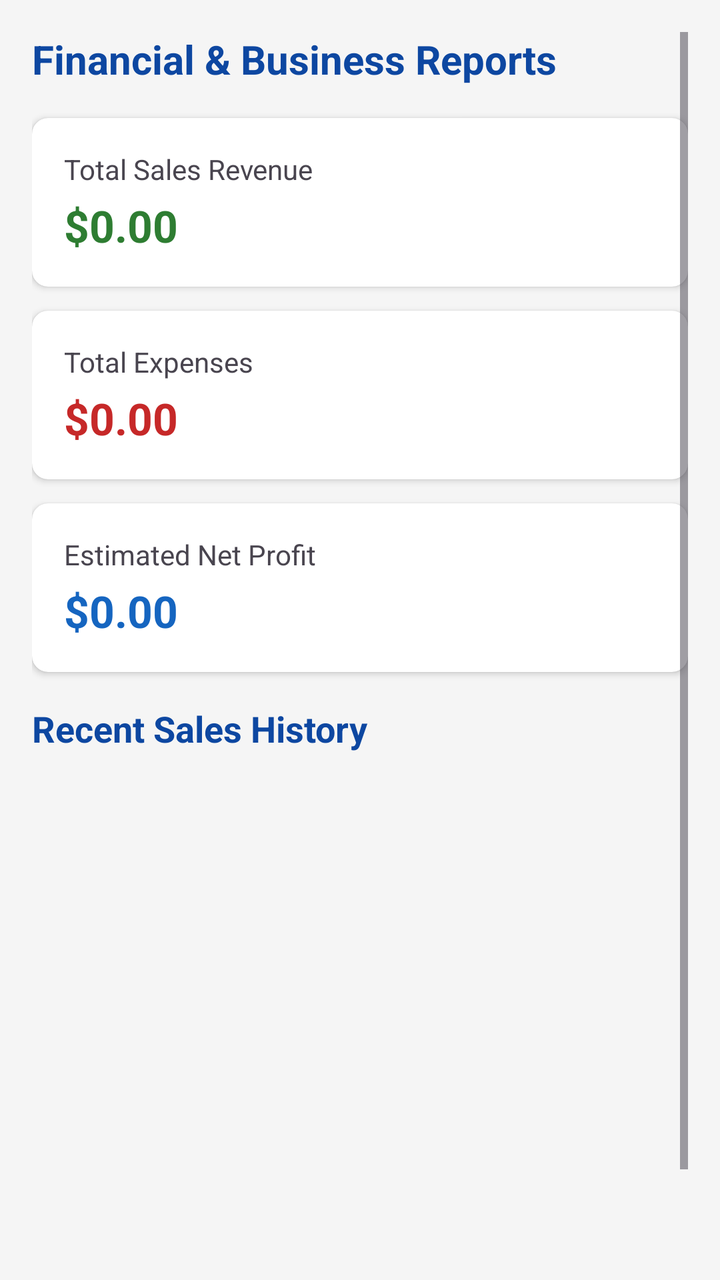
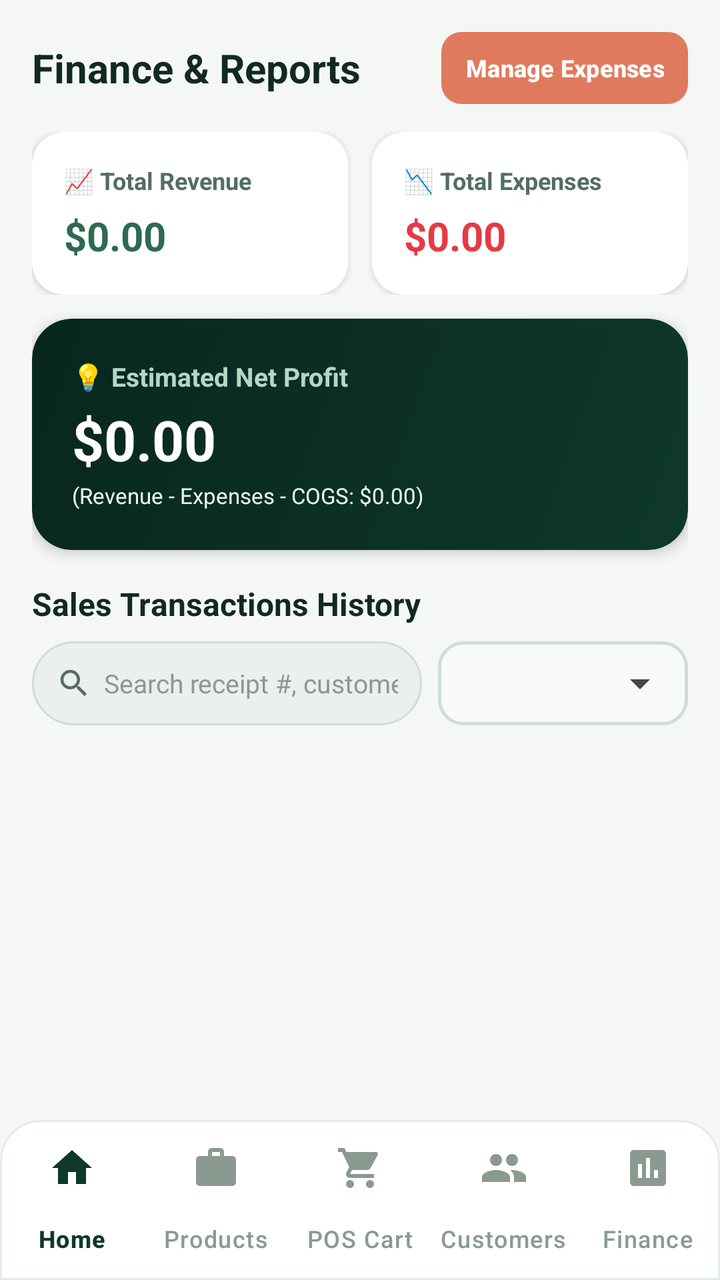

Before-and-after screenshots of an Android layout around one commit, followed by the original layout XML and the change that was made.
<!-- AndroidManifest.xml: application theme Theme.SmartShopManager -->
<!-- res/layout/activity_reports.xml -->
<?xml version="1.0" encoding="utf-8"?>
<ScrollView xmlns:android="http://schemas.android.com/apk/res/android"
    xmlns:app="http://schemas.android.com/apk/res-auto"
    android:layout_width="match_parent"
    android:layout_height="match_parent"
    android:background="@color/background"
    android:padding="16dp">

    <LinearLayout
        android:layout_width="match_parent"
        android:layout_height="wrap_content"
        android:orientation="vertical">

        <TextView
            android:layout_width="match_parent"
            android:layout_height="wrap_content"
            android:text="Financial &amp; Business Reports"
            android:textSize="20sp"
            android:textStyle="bold"
            android:textColor="@color/primary_dark"
            android:layout_marginBottom="16dp" />

        
        <androidx.cardview.widget.CardView
            android:layout_width="match_parent"
            android:layout_height="wrap_content"
            android:layout_marginBottom="12dp"
            app:cardCornerRadius="8dp"
            app:cardElevation="2dp">

            <LinearLayout
                android:layout_width="match_parent"
                android:layout_height="wrap_content"
                android:orientation="vertical"
                android:padding="16dp">

                <TextView
                    android:layout_width="wrap_content"
                    android:layout_height="wrap_content"
                    android:text="Total Sales Revenue"
                    android:textSize="14sp" />

                <TextView
                    android:id="@+id/tvReportRevenue"
                    android:layout_width="wrap_content"
                    android:layout_height="wrap_content"
                    android:text="$0.00"
                    android:textColor="@color/success"
                    android:textSize="22sp"
                    android:textStyle="bold"
                    android:layout_marginTop="4dp" />
            </LinearLayout>
        </androidx.cardview.widget.CardView>

        
        <androidx.cardview.widget.CardView
            android:layout_width="match_parent"
            android:layout_height="wrap_content"
            android:layout_marginBottom="12dp"
            app:cardCornerRadius="8dp"
            app:cardElevation="2dp">

            <LinearLayout
                android:layout_width="match_parent"
                android:layout_height="wrap_content"
                android:orientation="vertical"
                android:padding="16dp">

                <TextView
                    android:layout_width="wrap_content"
                    android:layout_height="wrap_content"
                    android:text="Total Expenses"
                    android:textSize="14sp" />

                <TextView
                    android:id="@+id/tvReportExpenses"
                    android:layout_width="wrap_content"
                    android:layout_height="wrap_content"
                    android:text="$0.00"
                    android:textColor="@color/error"
                    android:textSize="22sp"
                    android:textStyle="bold"
                    android:layout_marginTop="4dp" />
            </LinearLayout>
        </androidx.cardview.widget.CardView>

        
        <androidx.cardview.widget.CardView
            android:layout_width="match_parent"
            android:layout_height="wrap_content"
            android:layout_marginBottom="16dp"
            app:cardCornerRadius="8dp"
            app:cardElevation="2dp">

            <LinearLayout
                android:layout_width="match_parent"
                android:layout_height="wrap_content"
                android:orientation="vertical"
                android:padding="16dp">

                <TextView
                    android:layout_width="wrap_content"
                    android:layout_height="wrap_content"
                    android:text="Estimated Net Profit"
                    android:textSize="14sp" />

                <TextView
                    android:id="@+id/tvReportProfit"
                    android:layout_width="wrap_content"
                    android:layout_height="wrap_content"
                    android:text="$0.00"
                    android:textColor="@color/primary"
                    android:textSize="22sp"
                    android:textStyle="bold"
                    android:layout_marginTop="4dp" />
            </LinearLayout>
        </androidx.cardview.widget.CardView>

        <TextView
            android:layout_width="match_parent"
            android:layout_height="wrap_content"
            android:text="Recent Sales History"
            android:textSize="18sp"
            android:textStyle="bold"
            android:textColor="@color/primary_dark"
            android:layout_marginBottom="8dp" />

        <androidx.recyclerview.widget.RecyclerView
            android:id="@+id/recyclerViewSalesHistory"
            android:layout_width="match_parent"
            android:layout_height="300dp"
            android:nestedScrollingEnabled="false" />

    </LinearLayout>

</ScrollView>
<!-- resources referenced by this layout -->
<resources>
  <color name="background">#F5F5F5</color>
  <color name="error">#C62828</color>
  <color name="primary">#1565C0</color>
  <color name="primary_dark">#0D47A1</color>
  <color name="success">#2E7D32</color>
  <style name="Theme.SmartShopManager" parent="Theme.Material3.DayNight.NoActionBar">
          <item name="colorPrimary">@color/primary</item>
          <item name="colorPrimaryDark">@color/primary_dark</item>
          <item name="colorSecondary">@color/accent</item>
          <item name="android:windowBackground">@color/background</item>
      </style>
  <color name="accent">#FF6F00</color>
</resources>

<!-- the commit's change to res/layout/activity_reports.xml (unified diff, before → after) -->
@@ -1,136 +1,279 @@
 <?xml version="1.0" encoding="utf-8"?>
-<ScrollView xmlns:android="http://schemas.android.com/apk/res/android"
+<LinearLayout xmlns:android="http://schemas.android.com/apk/res/android"
     xmlns:app="http://schemas.android.com/apk/res-auto"
     android:layout_width="match_parent"
     android:layout_height="match_parent"
     android:background="@color/background"
-    android:padding="16dp">
-
-    <LinearLayout
+    android:orientation="vertical">
+
+    <androidx.core.widget.NestedScrollView
         android:layout_width="match_parent"
-        android:layout_height="wrap_content"
-        android:orientation="vertical">
-
-        <TextView
+        android:layout_height="0dp"
+        android:layout_weight="1"
+        android:clipToPadding="false"
+        android:padding="16dp">
+
+        <LinearLayout
             android:layout_width="match_parent"
             android:layout_height="wrap_content"
-            android:text="Financial &amp; Business Reports"
-            android:textSize="20sp"
-            android:textStyle="bold"
-            android:textColor="@color/primary_dark"
-            android:layout_marginBottom="16dp" />
-
-        
-        <androidx.cardview.widget.CardView
-            android:layout_width="match_parent"
-            android:layout_height="wrap_content"
-            android:layout_marginBottom="12dp"
-            app:cardCornerRadius="8dp"
-            app:cardElevation="2dp">
-
+            android:orientation="vertical">
+
+            
             <LinearLayout
                 android:layout_width="match_parent"
                 android:layout_height="wrap_content"
-                android:orientation="vertical"
-                android:padding="16dp">
+                android:layout_marginBottom="14dp"
+                android:gravity="center_vertical"
+                android:orientation="horizontal">
 
                 <TextView
+                    android:layout_width="0dp"
+                    android:layout_height="wrap_content"
+                    android:layout_weight="1"
+                    android:text="Finance &amp; Reports"
+                    android:textColor="@color/text_primary"
+                    android:textSize="20sp"
+                    android:textStyle="bold" />
+
+                <com.google.android.material.button.MaterialButton
+                    android:id="@+id/btnReportsManageExpenses"
                     android:layout_width="wrap_content"
-                    android:layout_height="wrap_content"
-                    android:text="Total Sales Revenue"
-                    android:textSize="14sp" />
-
-                <TextView
-                    android:id="@+id/tvReportRevenue"
-                    android:layout_width="wrap_content"
-                    android:layout_height="wrap_content"
-                    android:text="$0.00"
-                    android:textColor="@color/success"
-                    android:textSize="22sp"
+                    android:layout_height="36dp"
+                    android:insetTop="0dp"
+                    android:insetBottom="0dp"
+                    android:minHeight="0dp"
+                    android:paddingHorizontal="12dp"
+                    android:text="Manage Expenses"
+                    android:textSize="12sp"
                     android:textStyle="bold"
-                    android:layout_marginTop="4dp" />
+                    app:backgroundTint="@color/accent_warm"
+                    app:cornerRadius="10dp" />
             </LinearLayout>
-        </androidx.cardview.widget.CardView>
-
-        
-        <androidx.cardview.widget.CardView
-            android:layout_width="match_parent"
-            android:layout_height="wrap_content"
-            android:layout_marginBottom="12dp"
-            app:cardCornerRadius="8dp"
-            app:cardElevation="2dp">
-
+
+            
             <LinearLayout
                 android:layout_width="match_parent"
                 android:layout_height="wrap_content"
-                android:orientation="vertical"
-                android:padding="16dp">
-
-                <TextView
-                    android:layout_width="wrap_content"
-                    android:layout_height="wrap_content"
-                    android:text="Total Expenses"
-                    android:textSize="14sp" />
-
-                <TextView
-                    android:id="@+id/tvReportExpenses"
-                    android:layout_width="wrap_content"
-                    android:layout_height="wrap_content"
-                    android:text="$0.00"
-                    android:textColor="@color/error"
-                    android:textSize="22sp"
-                    android:textStyle="bold"
-                    android:layout_marginTop="4dp" />
+                android:layout_marginBottom="12dp"
+                android:orientation="horizontal">
+
+                <androidx.cardview.widget.CardView
+                    android:layout_width="0dp"
+                    android:layout_height="wrap_content"
+                    android:layout_marginEnd="6dp"
+                    android:layout_weight="1"
+                    app:cardBackgroundColor="@color/card_background"
+                    app:cardCornerRadius="16dp"
+                    app:cardElevation="2dp">
+
+                    <LinearLayout
+                        android:layout_width="match_parent"
+                        android:layout_height="wrap_content"
+                        android:orientation="vertical"
+                        android:padding="16dp">
+
+                        <TextView
+                            android:layout_width="wrap_content"
+                            android:layout_height="wrap_content"
+                            android:text="📈 Total Revenue"
+                            android:textColor="@color/text_secondary"
+                            android:textSize="12sp"
+                            android:textStyle="bold" />
+
+                        <TextView
+                            android:id="@+id/tvReportRevenue"
+                            android:layout_width="wrap_content"
+                            android:layout_height="wrap_content"
+                            android:layout_marginTop="6dp"
+                            android:text="$0.00"
+                            android:textColor="@color/success"
+                            android:textSize="20sp"
+                            android:textStyle="bold" />
+                    </LinearLayout>
+                </androidx.cardview.widget.CardView>
+
+                <androidx.cardview.widget.CardView
+                    android:id="@+id/cardReportExpenses"
+                    android:layout_width="0dp"
+                    android:layout_height="wrap_content"
+                    android:layout_marginStart="6dp"
+                    android:layout_weight="1"
+                    android:clickable="true"
+                    android:focusable="true"
+                    app:cardBackgroundColor="@color/card_background"
+                    app:cardCornerRadius="16dp"
+                    app:cardElevation="2dp">
+
+                    <LinearLayout
+                        android:layout_width="match_parent"
+                        android:layout_height="wrap_content"
+                        android:orientation="vertical"
+                        android:padding="16dp">
+
+                        <TextView
+                            android:layout_width="wrap_content"
+                            android:layout_height="wrap_content"
+                            android:text="📉 Total Expenses"
+                            android:textColor="@color/text_secondary"
+                            android:textSize="12sp"
+                            android:textStyle="bold" />
+
+                        <TextView
+                            android:id="@+id/tvReportExpenses"
+                            android:layout_width="wrap_content"
+                            android:layout_height="wrap_content"
+                            android:layout_marginTop="6dp"
+                            android:text="$0.00"
+                            android:textColor="@color/error"
+                            android:textSize="20sp"
+                            android:textStyle="bold" />
+                    </LinearLayout>
+                </androidx.cardview.widget.CardView>
             </LinearLayout>
-        </androidx.cardview.widget.CardView>
-
-        
-        <androidx.cardview.widget.CardView
-            android:layout_width="match_parent"
-            android:layout_height="wrap_content"
-            android:layout_marginBottom="16dp"
-            app:cardCornerRadius="8dp"
-            app:cardElevation="2dp">
-
+
+            
+            <androidx.cardview.widget.CardView
+                android:id="@+id/cardNetProfit"
+                android:layout_width="match_parent"
+                android:layout_height="wrap_content"
+                android:layout_marginBottom="16dp"
+                app:cardCornerRadius="20dp"
+                app:cardElevation="4dp"
+                app:cardPreventCornerOverlap="false">
+
+                <RelativeLayout
+                    android:layout_width="match_parent"
+                    android:layout_height="wrap_content"
+                    android:background="@drawable/hero_header_bg"
+                    android:padding="20dp">
+
+                    <LinearLayout
+                        android:layout_width="match_parent"
+                        android:layout_height="wrap_content"
+                        android:orientation="vertical">
+
+                        <TextView
+                            android:layout_width="wrap_content"
+                            android:layout_height="wrap_content"
+                            android:text="💡 Estimated Net Profit"
+                            android:textColor="#B2D8C6"
+                            android:textSize="13sp"
+                            android:textStyle="bold" />
+
+                        <TextView
+                            android:id="@+id/tvReportProfit"
+                            android:layout_width="wrap_content"
+                            android:layout_height="wrap_content"
+                            android:layout_marginTop="4dp"
+                            android:text="$0.00"
+                            android:textColor="@color/white"
+                            android:textSize="28sp"
+                            android:textStyle="bold" />
+
+                        <TextView
+                            android:id="@+id/tvReportCogsBreakdown"
+                            android:layout_width="wrap_content"
+                            android:layout_height="wrap_content"
+                            android:layout_marginTop="2dp"
+                            android:text="(Revenue - Expenses - COGS: $0.00)"
+                            android:textColor="#E8F5E9"
+                            android:textSize="11sp" />
+                    </LinearLayout>
+                </RelativeLayout>
+            </androidx.cardview.widget.CardView>
+
+            <TextView
+                android:layout_width="match_parent"
+                android:layout_height="wrap_content"
+                android:layout_marginBottom="8dp"
+                android:text="Sales Transactions History"
+                android:textColor="@color/text_primary"
+                android:textSize="16sp"
+                android:textStyle="bold" />
+
+            
             <LinearLayout
                 android:layout_width="match_parent"
                 android:layout_height="wrap_content"
-                android:orientation="vertical"
-                android:padding="16dp">
-
-                <TextView
-                    android:layout_width="wrap_content"
-                    android:layout_height="wrap_content"
-                    android:text="Estimated Net Profit"
-                    android:textSize="14sp" />
-
-                <TextView
-                    android:id="@+id/tvReportProfit"
-                    android:layout_width="wrap_content"
-                    android:layout_height="wrap_content"
-                    android:text="$0.00"
-                    android:textColor="@color/primary"
-                    android:textSize="22sp"
-                    android:textStyle="bold"
-                    android:layout_marginTop="4dp" />
+                android:layout_marginBottom="10dp"
+                android:gravity="center_vertical"
+                android:orientation="horizontal">
+
+                <RelativeLayout
+                    android:layout_width="0dp"
+                    android:layout_height="42dp"
+                    android:layout_marginEnd="8dp"
+                    android:layout_weight="1">
+
+                    <EditText
+                        android:id="@+id/etSearchReportSales"
+                        android:layout_width="match_parent"
+                        android:layout_height="match_parent"
+                        android:background="@drawable/search_bar_bg"
+                        android:hint="Search receipt #, customer..."
+                        android:inputType="text"
+                        android:paddingStart="36dp"
+                        android:paddingEnd="12dp"
+                        android:textColor="@color/text_primary"
+                        android:textColorHint="@color/text_muted"
+                        android:textSize="13sp" />
+
+                    <ImageView
+                        android:layout_width="18dp"
+                        android:layout_height="18dp"
+                        android:layout_alignParentStart="true"
+                        android:layout_centerVertical="true"
+                        android:layout_marginStart="12dp"
+                        android:contentDescription="Search"
+                        android:src="@drawable/ic_search" />
+                </RelativeLayout>
+
+                <FrameLayout
+                    android:layout_width="125dp"
+                    android:layout_height="42dp"
+                    android:background="@drawable/edit_text_bg">
+
+                    <Spinner
+                        android:id="@+id/spinnerReportPaymentFilter"
+                        android:layout_width="match_parent"
+                        android:layout_height="match_parent"
+                        android:paddingHorizontal="6dp" />
+                </FrameLayout>
             </LinearLayout>
-        </androidx.cardview.widget.CardView>
-
-        <TextView
-            android:layout_width="match_parent"
-            android:layout_height="wrap_content"
-            android:text="Recent Sales History"
-            android:textSize="18sp"
-            android:textStyle="bold"
-            android:textColor="@color/primary_dark"
-            android:layout_marginBottom="8dp" />
-
-        <androidx.recyclerview.widget.RecyclerView
-            android:id="@+id/recyclerViewSalesHistory"
-            android:layout_width="match_parent"
-            android:layout_height="300dp"
-            android:nestedScrollingEnabled="false" />
-
-    </LinearLayout>
-
-</ScrollView>
+
+            <TextView
+                android:id="@+id/tvEmptyReportSales"
+                android:layout_width="match_parent"
+                android:layout_height="wrap_content"
+                android:gravity="center"
+                android:padding="20dp"
+                android:text="No matching sales transactions."
+                android:textColor="@color/text_muted"
+                android:textSize="13sp"
+                android:visibility="gone" />
+
+            <androidx.recyclerview.widget.RecyclerView
+                android:id="@+id/recyclerViewSalesHistory"
+                android:layout_width="match_parent"
+                android:layout_height="wrap_content"
+                android:nestedScrollingEnabled="false" />
+        </LinearLayout>
+    </androidx.core.widget.NestedScrollView>
+
+    <include layout="@layout/layout_bottom_nav" />
+
+</LinearLayout>
+<!-- res/layout/layout_bottom_nav.xml (included above) -->
+<?xml version="1.0" encoding="utf-8"?>
+<com.google.android.material.bottomnavigation.BottomNavigationView xmlns:android="http://schemas.android.com/apk/res/android"
+    xmlns:app="http://schemas.android.com/apk/res-auto"
+    android:id="@+id/bottomNavigation"
+    android:layout_width="match_parent"
+    android:layout_height="wrap_content"
+    android:background="@drawable/bottom_nav_bg"
+    android:elevation="8dp"
+    app:itemActiveIndicatorStyle="@null"
+    app:itemIconTint="@color/bottom_nav_color_state"
+    app:itemTextColor="@color/bottom_nav_color_state"
+    app:labelVisibilityMode="labeled"
+    app:menu="@menu/bottom_nav_menu" />
<!-- resource entries referenced after the edit -->
@@ -1,16 +1,88 @@
 <!-- resources referenced by this layout -->
 <resources>
-  <color name="background">#F5F5F5</color>
-  <color name="error">#C62828</color>
-  <color name="primary">#1565C0</color>
-  <color name="primary_dark">#0D47A1</color>
-  <color name="success">#2E7D32</color>
+  <color name="accent_warm">#E07A5F</color>
+  <color name="background">#F4F7F5</color>
+  <color name="card_background">#FFFFFF</color>
+  <color name="error">#E63946</color>
+  <color name="primary">#0F382C</color>
+  <color name="primary_dark">#08271E</color>
+  <color name="success">#2D6A4F</color>
+  <color name="text_muted">#8A9A90</color>
+  <color name="text_primary">#112A20</color>
+  <color name="text_secondary">#526E60</color>
+  <color name="white">#FFFFFF</color>
+  <!-- drawable bottom_nav_bg (drawable) -->
+  <?xml version="1.0" encoding="utf-8"?>
+  <shape xmlns:android="http://schemas.android.com/apk/res/android"
+      android:shape="rectangle">
+      <solid android:color="@color/card_background" />
+      <corners
+          android:topLeftRadius="20dp"
+          android:topRightRadius="20dp" />
+      <stroke android:width="1dp" android:color="#E2ECE9" />
+  </shape>
+  <!-- drawable edit_text_bg (drawable) -->
+  <?xml version="1.0" encoding="utf-8"?>
+  <shape xmlns:android="http://schemas.android.com/apk/res/android"
+      android:shape="rectangle">
+      <solid android:color="@color/input_background" />
+      <stroke android:width="1.5dp" android:color="#D0DDD6" />
+      <corners android:radius="12dp" />
+  </shape>
+  <!-- drawable hero_header_bg (drawable) -->
+  <?xml version="1.0" encoding="utf-8"?>
+  <shape xmlns:android="http://schemas.android.com/apk/res/android"
+      android:shape="rectangle">
+      <gradient
+          android:startColor="@color/primary"
+          android:endColor="@color/primary_dark"
+          android:angle="135" />
+      <corners android:radius="20dp" />
+  </shape>
+  <!-- drawable ic_search (drawable) -->
+  <vector xmlns:android="http://schemas.android.com/apk/res/android"
+      android:width="24dp"
+      android:height="24dp"
+      android:viewportWidth="24"
+      android:viewportHeight="24">
+    <path
+        android:fillColor="#FF526E60"
+        android:pathData="M15.5,14h-0.79l-0.28,-0.27C15.41,12.59 16,11.11 16,9.5 16,5.91 13.09,3 9.5,3S3,5.91 3,9.5 5.91,16 9.5,16c1.61,0 3.09,-0.59 4.23,-1.57l0.27,0.28v0.79l5,4.99L20.49,19l-4.99,-5zm-6,0C7.01,14 5,11.99 5,9.5S7.01,5 9.5,5 14,7.01 14,9.5 11.99,14 9.5,14z"/>
+  </vector>
+  <!-- drawable search_bar_bg (drawable) -->
+  <?xml version="1.0" encoding="utf-8"?>
+  <shape xmlns:android="http://schemas.android.com/apk/res/android"
+      android:shape="rectangle">
+      <solid android:color="#EAEFEF" />
+      <stroke android:width="1dp" android:color="#D0DDD6" />
+      <corners android:radius="24dp" />
+  </shape>
   <style name="Theme.SmartShopManager" parent="Theme.Material3.DayNight.NoActionBar">
           <item name="colorPrimary">@color/primary</item>
           <item name="colorPrimaryDark">@color/primary_dark</item>
           <item name="colorSecondary">@color/accent</item>
           <item name="android:windowBackground">@color/background</item>
+          <item name="colorSurface">@color/card_background</item>
+  
+          
+          <item name="alertDialogTheme">@style/RoundedAlertDialogTheme</item>
+          <item name="materialAlertDialogTheme">@style/RoundedAlertDialogTheme</item>
       </style>
-  <color name="accent">#FF6F00</color>
+  <color name="input_background">#F8FAF9</color>
+  <color name="accent">#40916C</color>
+  <style name="RoundedAlertDialogTheme" parent="ThemeOverlay.Material3.MaterialAlertDialog">
+          <item name="shapeAppearanceOverlay">@style/ShapeAppearance.App.MediumComponent</item>
+          <item name="android:background">@drawable/dialog_bg</item>
+      </style>
+  <style name="ShapeAppearance.App.MediumComponent" parent="ShapeAppearance.Material3.MediumComponent">
+          <item name="cornerSize">20dp</item>
+      </style>
+  <!-- drawable dialog_bg (drawable) -->
+  <?xml version="1.0" encoding="utf-8"?>
+  <shape xmlns:android="http://schemas.android.com/apk/res/android"
+      android:shape="rectangle">
+      <solid android:color="@color/card_background" />
+      <corners android:radius="20dp" />
+  </shape>
 </resources>
 
